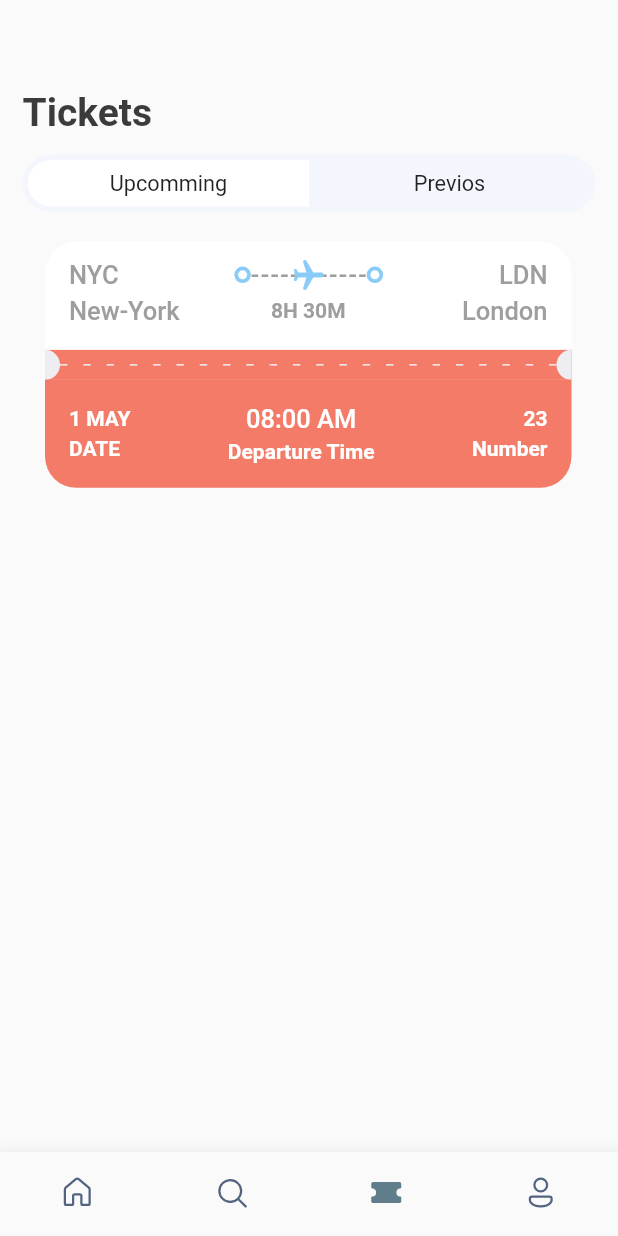
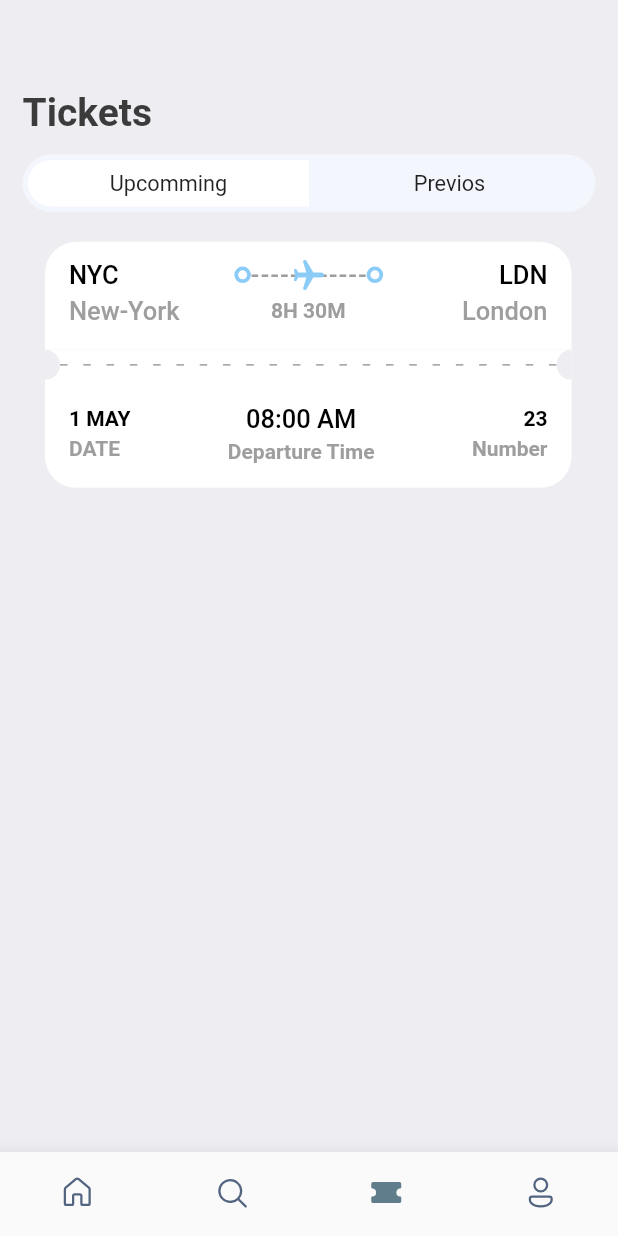
Before and after one commit to aminGhafoory/flutter-app, a Flutter app: the screen it shows after launch, item 3 of the bottom bar chosen, on a phone screen of 412 x 824 dp. Run offline on Flutter 3.47's test engine with Material 2 defaults, Android fonts, the phone set to English and light mode, and no system bars; our stand-ins replace fluentui_icons, get.

Commit message:
timestamp: 4:53:00

```diff
--- a/lib/screens/ticket_screen.dart
+++ b/lib/screens/ticket_screen.dart
@@ -1,5 +1,4 @@
 import 'package:flutter/material.dart';
-import 'package:get/get_connect/http/src/utils/utils.dart';
 import 'package:ticket/screens/ticket_view.dart';
 import 'package:ticket/utils/app_info_list.dart';
 import 'package:ticket/utils/app_layout.dart';
@@ -11,8 +10,9 @@ class TicketScreen extends StatelessWidget {
 
   @override
   Widget build(BuildContext context) {
-    final size = AppLayout.getSize(context);
+    //final size = AppLayout.getSize(context);
     return Scaffold(
+      backgroundColor: Styles.backgroundColor,
       body: Stack(children: [
         ListView(
           padding: EdgeInsets.symmetric(
--- a/lib/screens/ticket_view.dart
+++ b/lib/screens/ticket_view.dart
@@ -1,5 +1,4 @@
 import 'package:flutter/material.dart';
-import 'package:get/get_connect/http/src/utils/utils.dart';
 import 'package:ticket/utils/app_layout.dart';
 import 'package:ticket/utils/app_styles.dart';
 import 'package:ticket/widgets/thick_container.dart';
@@ -40,7 +39,8 @@ class TicketView extends StatelessWidget {
                           style: isColor == null
                               ? Styles.headLineStyle3
                                   .copyWith(color: Colors.white)
-                              : Styles.headLineStyle3,
+                              : Styles.headLineStyle3
+                                  .copyWith(color: Colors.black),
                         ),
                         const Spacer(),
                         ThickContainer(isColor: isColor),
@@ -92,7 +92,8 @@ class TicketView extends StatelessWidget {
                           style: isColor == null
                               ? Styles.headLineStyle3
                                   .copyWith(color: Colors.white)
-                              : Styles.headLineStyle3,
+                              : Styles.headLineStyle3
+                                  .copyWith(color: Colors.black),
                         )
                       ],
                     ),
@@ -139,7 +140,7 @@ class TicketView extends StatelessWidget {
               */
 
               Container(
-                color: Styles.ticketBottom,
+                color: isColor == null ? Styles.ticketBottom : Colors.white,
                 child: Row(
                   children: [
                     SizedBox(
@@ -169,7 +170,9 @@ class TicketView extends StatelessWidget {
                                     height: AppLayout.getHeight(1),
                                     child: DecoratedBox(
                                         decoration: BoxDecoration(
-                                      color: Styles.backgroundColor,
+                                      color: isColor == null
+                                          ? Styles.backgroundColor
+                                          : Styles.headLineStyle3.color,
                                     )),
                                   )),
                         );
@@ -194,7 +197,7 @@ class TicketView extends StatelessWidget {
               ),
               Container(
                   decoration: BoxDecoration(
-                    color: Styles.ticketBottom,
+                    color: isColor == null ? Styles.ticketBottom : Colors.white,
                     borderRadius: BorderRadius.only(
                         bottomLeft: Radius.circular(AppLayout.getHeight(21)),
                         bottomRight: Radius.circular(AppLayout.getHeight(21))),
@@ -208,16 +211,20 @@ class TicketView extends StatelessWidget {
                         children: [
                           Text(
                             "${ticket['date']}",
-                            style: Styles.headLineStyle4
-                                .copyWith(color: Colors.white),
+                            style: Styles.headLineStyle4.copyWith(
+                                color: isColor == null
+                                    ? Colors.white
+                                    : Colors.black),
                           ),
                           SizedBox(
                             height: AppLayout.getHeight(4),
                           ),
                           Text(
                             "DATE",
-                            style: Styles.headLineStyle4
-                                .copyWith(color: Colors.white),
+                            style: Styles.headLineStyle4.copyWith(
+                                color: isColor == null
+                                    ? Colors.white
+                                    : Styles.headLineStyle3.color),
                           ),
                         ],
                       ),
@@ -226,16 +233,20 @@ class TicketView extends StatelessWidget {
                         children: [
                           Text(
                             "${ticket['departure_time']}",
-                            style: Styles.headLineStyle3
-                                .copyWith(color: Colors.white),
+                            style: Styles.headLineStyle3.copyWith(
+                                color: isColor == null
+                                    ? Colors.white
+                                    : Colors.black),
                           ),
                           SizedBox(
                             height: AppLayout.getHeight(4),
                           ),
                           Text(
                             "Departure Time",
-                            style: Styles.headLineStyle4
-                                .copyWith(color: Colors.white),
+                            style: Styles.headLineStyle4.copyWith(
+                                color: isColor == null
+                                    ? Colors.white
+                                    : Styles.headLineStyle3.color),
                           ),
                         ],
                       ),
@@ -244,16 +255,20 @@ class TicketView extends StatelessWidget {
                         children: [
                           Text(
                             "${ticket['number']}",
-                            style: Styles.headLineStyle4
-                                .copyWith(color: Colors.white),
+                            style: Styles.headLineStyle4.copyWith(
+                                color: isColor == null
+                                    ? Colors.white
+                                    : Colors.black),
                           ),
                           SizedBox(
                             height: AppLayout.getHeight(4),
                           ),
                           Text(
                             "Number",
-                            style: Styles.headLineStyle4
-                                .copyWith(color: Colors.white),
+                            style: Styles.headLineStyle4.copyWith(
+                                color: isColor == null
+                                    ? Colors.white
+                                    : Styles.headLineStyle3.color),
                           ),
                         ],
                       )
```
